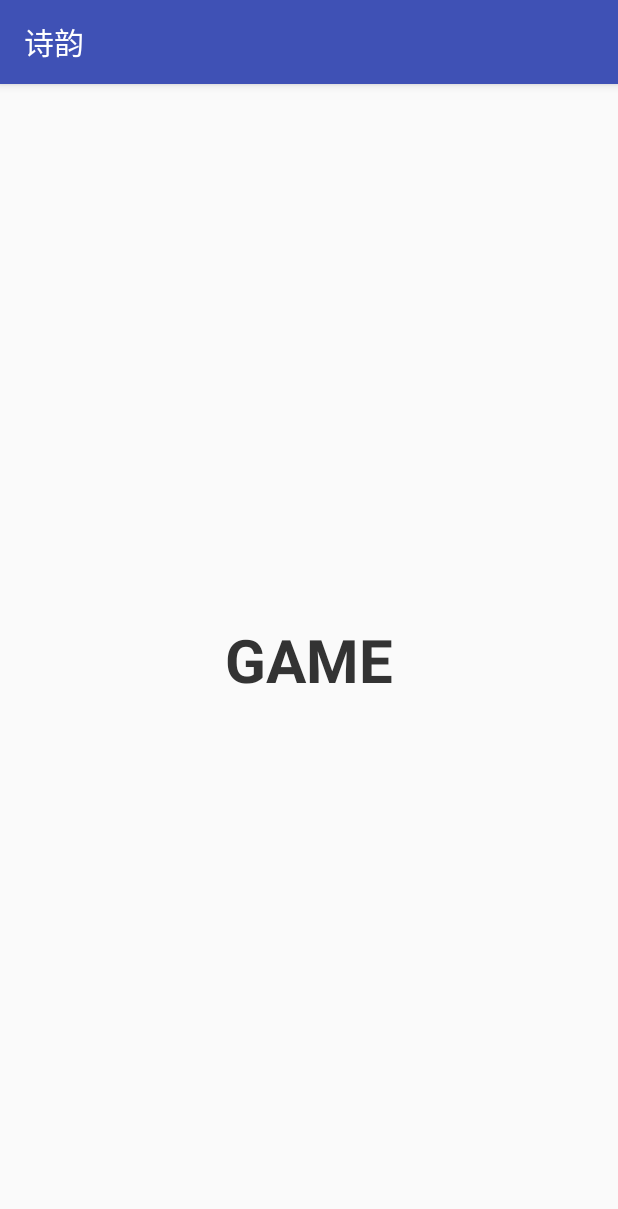
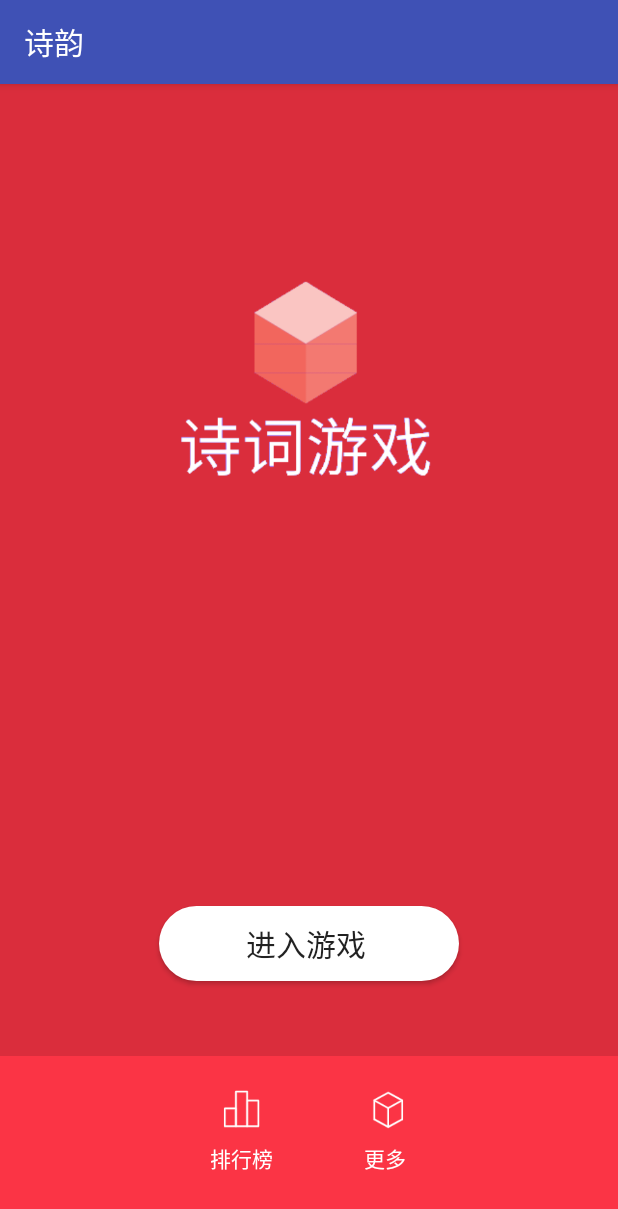
Before and after one commit to zhangyiweizyw/PoetryRhyme, an Android app: the fragment GameFragment shown on its own in the app's theme, on a phone screen of 412 x 824 dp. Shown: the top 1209 px of the screen. Run offline under Robolectric (Android 15) with nearby library versions, the light colour scheme and no system bars; Roboto replaces fonts that are not available here.

Commit message:
写了一些游戏的界面

```diff
--- a/PoetryDemo/app/src/main/AndroidManifest.xml
+++ b/PoetryDemo/app/src/main/AndroidManifest.xml
@@ -29,7 +29,8 @@
         <activity android:name=".drawer.AboutActivity" />
         <activity android:name=".AddCommunity" />
         <activity android:name=".DakaActivity" />
-        <activity android:name=".DakaShareActivity"></activity>
+        <activity android:name=".DakaShareActivity" />
+        <activity android:name=".GameActivity"></activity>
     </application>
 
 </manifest>
--- /dev/null
+++ b/PoetryDemo/app/src/main/java/com/example/a15632/poetrydemo/GameActivity.java
@@ -0,0 +1,14 @@
+package com.example.a15632.poetrydemo;
+
+import android.support.v7.app.AppCompatActivity;
+import android.os.Bundle;
+
+public class GameActivity extends AppCompatActivity {
+
+    @Override
+    protected void onCreate(Bundle savedInstanceState) {
+        super.onCreate(savedInstanceState);
+        getSupportActionBar().hide();//去掉顶部标题栏
+        setContentView(R.layout.activity_game);
+    }
+}
--- a/PoetryDemo/app/src/main/java/com/example/a15632/poetrydemo/GameFragment.java
+++ b/PoetryDemo/app/src/main/java/com/example/a15632/poetrydemo/GameFragment.java
@@ -1,5 +1,6 @@
 package com.example.a15632.poetrydemo;
 
+import android.content.Intent;
 import android.os.Bundle;
 import android.support.annotation.NonNull;
 import android.support.annotation.Nullable;
@@ -7,9 +8,13 @@ import android.support.v4.app.Fragment;
 import android.view.LayoutInflater;
 import android.view.View;
 import android.view.ViewGroup;
+import android.widget.Button;
+import android.widget.LinearLayout;
 
 public class GameFragment extends Fragment {
     private View fragment;
+    private Button intoGame;
+    private LinearLayout paihang;
 
     @Nullable
     @Override
@@ -19,12 +24,8 @@ public class GameFragment extends Fragment {
         fragment=inflater.inflate(R.layout.tab_game_layout,container,false);
 
         //code begin
-
-
-
-
-
-
+        findView();
+        action();
 
         //code end
         ViewGroup p=(ViewGroup)fragment.getParent();
@@ -34,4 +35,25 @@ public class GameFragment extends Fragment {
 
         return fragment;
     }
+
+    private void findView() {
+        intoGame=fragment.findViewById(R.id.btn_into_game);
+        paihang=fragment.findViewById(R.id.linear_game_paihang);
+    }
+    private void action(){
+        //点击跳转事件
+        intoGame.setOnClickListener(new View.OnClickListener() {
+            @Override
+            public void onClick(View v) {
+                startActivity(new Intent(getActivity(),GameActivity.class));
+            }
+        });
+        //点击弹窗事件
+        paihang.setOnClickListener(new View.OnClickListener() {
+            @Override
+            public void onClick(View v) {
+
+            }
+        });
+    }
 }
--- /dev/null
+++ b/PoetryDemo/app/src/main/res/drawable/circler_game.xml
@@ -0,0 +1,9 @@
+<?xml version="1.0" encoding="utf-8"?>
+<selector xmlns:android="http://schemas.android.com/apk/res/android">
+    <item>
+        <shape xmlns:android="http://schemas.android.com/apk/res/android" android:shape="rectangle">
+            <solid android:color="#fff" />
+            <corners android:radius="30dp" />
+        </shape>
+    </item>
+</selector>
--- a/PoetryDemo/app/src/main/res/layout/activity_daka_share.xml
+++ b/PoetryDemo/app/src/main/res/layout/activity_daka_share.xml
@@ -47,7 +47,7 @@
            android:layout_height="wrap_content" />
        <TextView
            android:gravity="center"
-           android:textSize="25dp"
+           android:textSize="30dp"
            android:layout_marginTop="10dp"
            android:textColor="#333"
            android:text="8"
--- /dev/null
+++ b/PoetryDemo/app/src/main/res/layout/activity_game.xml
@@ -0,0 +1,15 @@
+<?xml version="1.0" encoding="utf-8"?>
+<RelativeLayout xmlns:android="http://schemas.android.com/apk/res/android"
+    android:layout_width="match_parent"
+    android:layout_height="match_parent"
+    android:background="@color/colorTheme">
+    <TextView
+        android:textColor="#fff"
+        android:textSize="40dp"
+        android:layout_marginTop="30dp"
+        android:layout_marginLeft="30dp"
+        android:text="0"
+        android:layout_width="wrap_content"
+        android:layout_height="wrap_content" />
+
+</RelativeLayout>
--- a/PoetryDemo/app/src/main/res/layout/tab_game_layout.xml
+++ b/PoetryDemo/app/src/main/res/layout/tab_game_layout.xml
@@ -1,18 +1,83 @@
 <?xml version="1.0" encoding="utf-8"?>
-<LinearLayout xmlns:android="http://schemas.android.com/apk/res/android"
+<RelativeLayout xmlns:android="http://schemas.android.com/apk/res/android"
     android:layout_width="match_parent"
     android:layout_height="match_parent"
-    android:orientation="vertical">
+    xmlns:app="http://schemas.android.com/apk/res-auto"
+    android:orientation="vertical"
+    android:background="#DA2D3C">
+    <ImageView
+        android:layout_marginTop="100dp"
+        android:layout_centerHorizontal="true"
+        android:src="@drawable/gamer_logo"
+        android:layout_width="200dp"
+        android:layout_height="200dp" />
+    <Button
+        android:id="@+id/btn_into_game"
+        android:layout_marginBottom="170dp"
+        android:layout_alignParentBottom="true"
+        android:textSize="20dp"
+        android:text="进入游戏 "
+        android:layout_centerHorizontal="true"
+        android:background="@drawable/circler_game"
+        android:layout_width="200dp"
+        android:layout_height="50dp" />
+    <RelativeLayout
+        android:layout_alignParentBottom="true"
+        android:background="#fb3445"
+        android:layout_width="match_parent"
+        android:layout_height="120dp"
+        android:orientation="horizontal">
+        <LinearLayout
+            android:layout_marginTop="20dp"
+            android:layout_centerHorizontal="true"
+            android:layout_width="wrap_content"
+            android:layout_height="wrap_content"
+            android:orientation="horizontal">
+            <LinearLayout
+                android:layout_marginRight="30dp"
+                android:id="@+id/linear_game_paihang"
+                android:layout_toLeftOf="@+id/linear_game_box"
+                android:layout_width="wrap_content"
+                android:layout_height="wrap_content"
+                android:orientation="vertical">
+                <ImageView
+                    android:layout_gravity="center"
+                    android:src="@drawable/game_paihang"
+                    android:layout_width="30dp"
+                    android:layout_height="30dp" />
+                <TextView
+                    android:layout_gravity="center"
+                    android:layout_marginTop="7dp"
+                    android:textColor="#fff"
+                    android:text="排行榜"
+                    android:layout_width="wrap_content"
+                    android:layout_height="wrap_content" />
 
-    <TextView
-        android:textColor="#333"
-        android:textStyle="bold"
-        android:textSize="40dp"
-        android:gravity="center"
-        android:text="GAME"
-        android:layout_width="match_parent"
-        android:layout_height="match_parent" />
+            </LinearLayout>
+            <LinearLayout
+                android:layout_marginLeft="30dp"
+                android:id="@+id/linear_game_box"
+                android:layout_width="wrap_content"
+                android:layout_height="wrap_content"
+                android:orientation="vertical">
+                <ImageView
+                    android:layout_gravity="center"
+                    android:src="@drawable/game_box"
+                    android:layout_width="30dp"
+                    android:layout_height="30dp" />
+                <TextView
+                    android:layout_gravity="center"
+                    android:layout_marginTop="7dp"
+                    android:textColor="#fff"
+                    android:text="更多"
+                    android:layout_width="wrap_content"
+                    android:layout_height="wrap_content" />
+
+            </LinearLayout>
+        </LinearLayout>
+
+    </RelativeLayout>
 
 
 
-</LinearLayout>
+</RelativeLayout>
```
Also changed, not shown: PoetryDemo/app/src/main/res/drawable-v24/game_box.png (added), PoetryDemo/app/src/main/res/drawable-v24/game_logo.png (added), PoetryDemo/app/src/main/res/drawable-v24/game_paihang.png (added), PoetryDemo/app/src/main/res/drawable-v24/gamer_logo.png (added), PoetryDemo/app/src/main/res/drawable-v24/paihangban.png (added).
